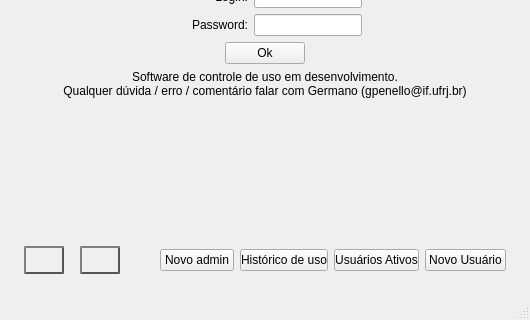
Old version of the form Controle_UsoDeEquipamento/GUI/telaControle.ui in the repository gpenello/ControleDeUso; both pictures show x 0 to 530 and y 180 to 500 of the 530 by 500 pixel window.
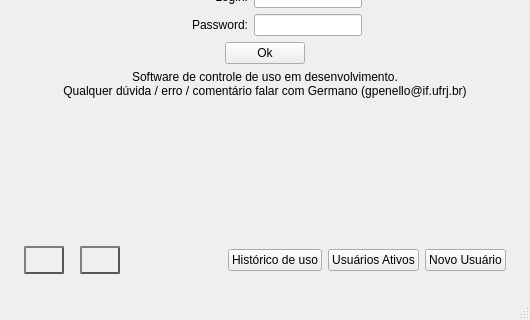
New version of the form. Icons and pictures are not drawn.

Commit message: Ajeitando primeiro acesso e registro do admin

Patch:
```diff
--- a/Controle_UsoDeEquipamento/GUI/telaControle.ui
+++ b/Controle_UsoDeEquipamento/GUI/telaControle.ui
@@ -302,7 +302,7 @@
         <property name="sizeHint" stdset="0">
          <size>
           <width>20</width>
-          <height>40</height>
+          <height>20</height>
          </size>
         </property>
        </spacer>
@@ -455,25 +455,6 @@
           </property>
          </spacer>
         </item>
-        <item>
-         <widget class="QPushButton" name="btn_novo_admin">
-          <property name="sizePolicy">
-           <sizepolicy hsizetype="Minimum" vsizetype="Fixed">
-            <horstretch>0</horstretch>
-            <verstretch>0</verstretch>
-           </sizepolicy>
-          </property>
-          <property name="minimumSize">
-           <size>
-            <width>70</width>
-            <height>0</height>
-           </size>
-          </property>
-          <property name="text">
-           <string>Novo admin</string>
-          </property>
-         </widget>
-        </item>
         <item>
          <widget class="QPushButton" name="btn_tempo">
           <property name="sizePolicy">
```
The commit also changes 3 other files.
